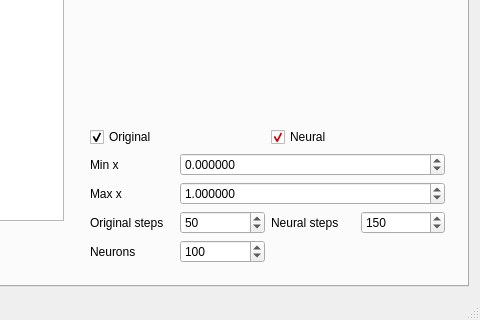
Qt form Gui/MainWindow.ui (sarum9in/lab_neuro_example) before a commit; both pictures show x 301 to 781 and y 379 to 699 of the 781 by 699 pixel window.
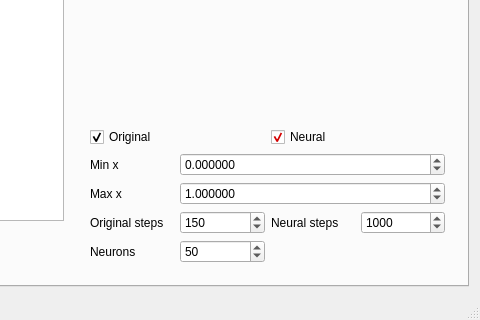
The same form after that commit. The open tabs and pages were chosen to show the change. Custom widgets are drawn as their Qt base class.

Commit message: MainWindow: Function tab's default values update.

```diff
--- a/Gui/MainWindow.ui
+++ b/Gui/MainWindow.ui
@@ -398,7 +398,7 @@
                <number>5000</number>
               </property>
               <property name="value">
-               <number>50</number>
+               <number>150</number>
               </property>
              </widget>
             </item>
@@ -425,7 +425,7 @@
                <number>10000</number>
               </property>
               <property name="value">
-               <number>100</number>
+               <number>50</number>
               </property>
              </widget>
             </item>
@@ -445,7 +445,7 @@
                <number>5000</number>
               </property>
               <property name="value">
-               <number>150</number>
+               <number>1000</number>
               </property>
              </widget>
             </item>
```
Left out of the diff: 2 changed lines with no effect on the pictures.
